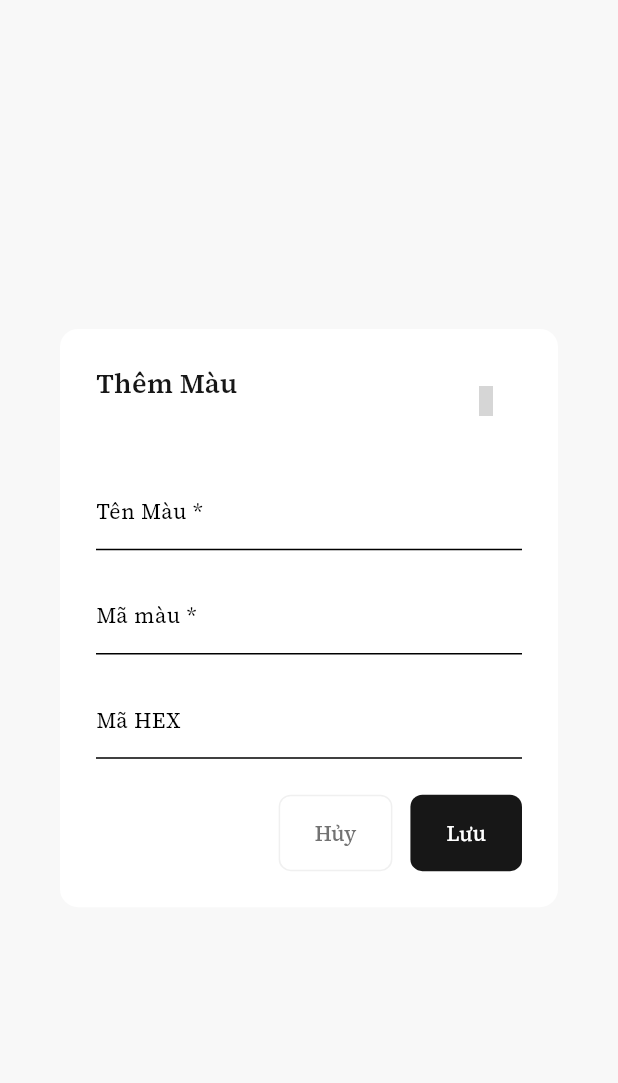
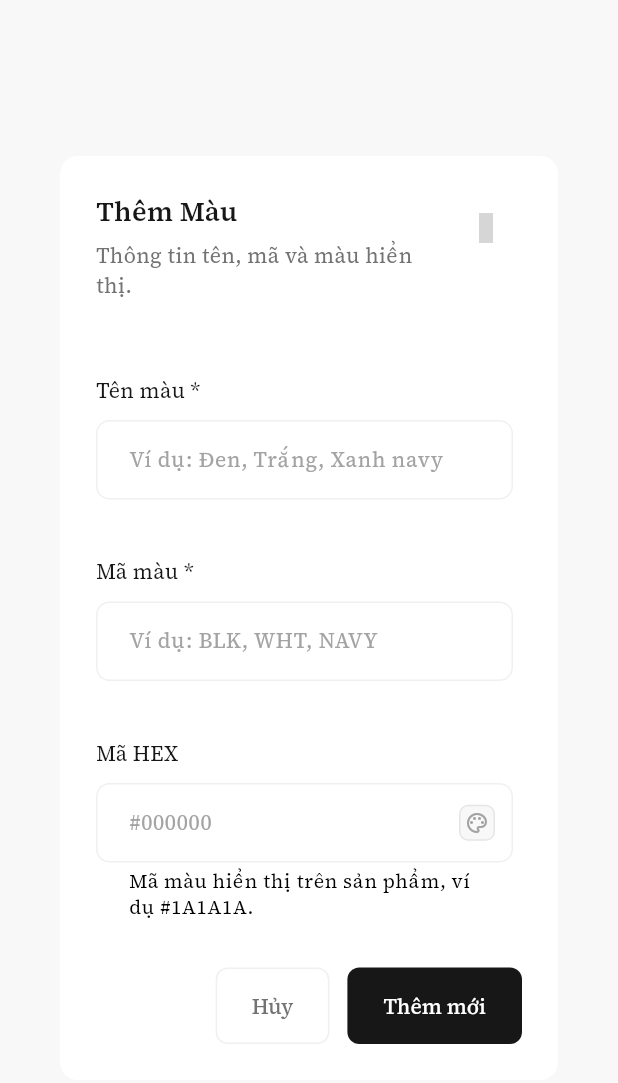
Before and after one commit to 345bc/fashionshop-store, a Flutter app: the AttributeFormDialog widget shown alone on an empty page, opened directly with empty values, on a phone screen of 412 x 824 dp. Shown: the top 1083 px of the screen. Run offline on Flutter 3.47's test engine with Material 3 defaults, Android fonts, the phone set to English and light mode, and no system bars; our stand-ins replace dio, file_picker, fl_chart, flutter_dotenv, fluttertoast, google_fonts and 3 more; missing offline and left inert: flutter_quill; accounts and stored records are empty; network calls fail; grey boxes are pictures that could not be loaded.

Commit message:
style(admin/attributes): refine color forms with live hex previews

```diff
--- a/frontend/admin_frontend/lib/features/product_attributes/presentation/dialogs/attribute_form_dialog.dart
+++ b/frontend/admin_frontend/lib/features/product_attributes/presentation/dialogs/attribute_form_dialog.dart
@@ -198,11 +198,17 @@ class _AttributeFormDialogState extends State<AttributeFormDialog> {
       title: widget.item == null
           ? 'Thêm ${widget.kind.singular}'
           : 'Chỉnh sửa ${widget.kind.singular}',
-      width: 560,
+      width: widget.kind == AttributeKind.color ? 720 : 560,
+      subtitle: widget.kind == AttributeKind.color
+          ? 'Thông tin tên, mã và màu hiển thị.'
+          : null,
+      confirmText: widget.item == null ? 'Thêm mới' : 'Lưu thay đổi',
       isLoading: _saving,
       onCancel: () => Navigator.of(context).pop(),
       onConfirm: _save,
-      content: Form(
+      content: widget.kind == AttributeKind.color
+          ? _buildColorForm(context)
+          : Form(
               key: _formKey,
               child: SingleChildScrollView(
                 child: Column(
@@ -212,7 +218,9 @@ class _AttributeFormDialogState extends State<AttributeFormDialog> {
                       TextFormField(
                         controller: _name,
                         textCapitalization: TextCapitalization.characters,
-                  inputFormatters: [LengthLimitingTextInputFormatter(100)],
+                        inputFormatters: [
+                          LengthLimitingTextInputFormatter(100),
+                        ],
                         decoration: const InputDecoration(
                           labelText: 'Size *',
                           hintText: 'Ví dụ: S, XL, 39 hoặc 39-40',
@@ -231,37 +239,6 @@ class _AttributeFormDialogState extends State<AttributeFormDialog> {
                         ),
                       ),
                     const SizedBox(height: 18),
-              if (widget.kind == AttributeKind.color) ...[
-                TextFormField(
-                  controller: _code,
-                  decoration: const InputDecoration(
-                    labelText: 'Mã màu *',
-                    hintText: 'BLK',
-                  ),
-                  validator: (value) {
-                    final text = value?.trim() ?? '';
-                    if (text.isEmpty) return 'Vui lòng nhập mã màu';
-                    return RegExp(r'^[A-Za-z0-9_-]{1,10}$').hasMatch(text)
-                        ? null
-                        : 'Tối đa 10 ký tự: chữ, số, _ hoặc -';
-                  },
-                ),
-                const SizedBox(height: 18),
-                TextFormField(
-                  controller: _hex,
-                  decoration: const InputDecoration(
-                    labelText: 'Mã HEX',
-                    hintText: '#000000',
-                  ),
-                  validator: (value) {
-                    final text = value?.trim() ?? '';
-                    return text.isEmpty ||
-                            RegExp(r'^#[0-9A-Fa-f]{6}$').hasMatch(text)
-                        ? null
-                        : 'Mã HEX phải có dạng #RRGGBB';
-                  },
-                ),
-              ],
                     if (widget.kind == AttributeKind.size)
                       TextFormField(
                         controller: _order,
@@ -281,8 +258,9 @@ class _AttributeFormDialogState extends State<AttributeFormDialog> {
                         controller: _description,
                         maxLines: 3,
                         decoration: const InputDecoration(labelText: 'Mô tả'),
-                  validator: (value) =>
-                      (value?.length ?? 0) > 500 ? 'Tối đa 500 ký tự' : null,
+                        validator: (value) => (value?.length ?? 0) > 500
+                            ? 'Tối đa 500 ký tự'
+                            : null,
                       ),
                       const SizedBox(height: 18),
                       const Text(
@@ -351,4 +329,153 @@ class _AttributeFormDialogState extends State<AttributeFormDialog> {
             ),
     );
   }
+
+  Widget _buildColorForm(BuildContext context) {
+    return Theme(
+      data: Theme.of(context).copyWith(
+        inputDecorationTheme: InputDecorationTheme(
+          filled: true,
+          fillColor: Colors.white,
+          hintStyle: const TextStyle(color: AppTheme.textMuted),
+          contentPadding: const EdgeInsets.symmetric(
+            horizontal: 18,
+            vertical: 16,
+          ),
+          border: OutlineInputBorder(borderRadius: BorderRadius.circular(9)),
+          enabledBorder: OutlineInputBorder(
+            borderRadius: BorderRadius.circular(9),
+            borderSide: const BorderSide(color: AppTheme.borderLight),
+          ),
+          focusedBorder: OutlineInputBorder(
+            borderRadius: BorderRadius.circular(9),
+            borderSide: const BorderSide(color: AppTheme.primary),
+          ),
+        ),
+      ),
+      child: AbsorbPointer(
+        absorbing: _saving,
+        child: Form(
+          key: _formKey,
+          child: SingleChildScrollView(
+            padding: const EdgeInsets.only(top: 12, right: 6, bottom: 8),
+            child: Column(
+              crossAxisAlignment: CrossAxisAlignment.stretch,
+              children: [
+                _colorRow(
+                  'Tên màu *',
+                  TextFormField(
+                    controller: _name,
+                    decoration: const InputDecoration(
+                      hintText: 'Ví dụ: Đen, Trắng, Xanh navy',
+                    ),
+                    validator: (value) => _required(value, 50),
+                  ),
+                ),
+                const SizedBox(height: 24),
+                _colorRow(
+                  'Mã màu *',
+                  TextFormField(
+                    controller: _code,
+                    textCapitalization: TextCapitalization.characters,
+                    decoration: const InputDecoration(
+                      hintText: 'Ví dụ: BLK, WHT, NAVY',
+                    ),
+                    validator: (value) {
+                      final text = value?.trim() ?? '';
+                      if (text.isEmpty) return 'Vui lòng nhập mã màu';
+                      return RegExp(r'^[A-Za-z0-9_-]{1,10}$').hasMatch(text)
+                          ? null
+                          : 'Tối đa 10 ký tự: chữ, số, _ hoặc -';
+                    },
+                  ),
+                ),
+                const SizedBox(height: 24),
+                _colorRow(
+                  'Mã HEX',
+                  ValueListenableBuilder<TextEditingValue>(
+                    valueListenable: _hex,
+                    builder: (context, value, _) {
+                      final valid = RegExp(r'^#[0-9A-Fa-f]{6}$')
+                          .hasMatch(value.text.trim());
+                      final color = valid
+                          ? Color(
+                              int.parse(
+                                'FF${value.text.trim().substring(1)}',
+                                radix: 16,
+                              ),
+                            )
+                          : null;
+                      return TextFormField(
+                        controller: _hex,
+                        textCapitalization: TextCapitalization.characters,
+                        decoration: InputDecoration(
+                          hintText: '#000000',
+                          helperText:
+                              'Mã màu hiển thị trên sản phẩm, ví dụ #1A1A1A.',
+                          helperMaxLines: 2,
+                          suffixIcon: Padding(
+                            padding: const EdgeInsets.all(12),
+                            child: Container(
+                              width: 24,
+                              height: 24,
+                              decoration: BoxDecoration(
+                                color: color ?? AppTheme.surface,
+                                borderRadius: BorderRadius.circular(6),
+                                border: Border.all(color: AppTheme.border),
+                              ),
+                              child: color == null
+                                  ? const Icon(
+                                      Icons.palette_outlined,
+                                      size: 16,
+                                      color: AppTheme.textMuted,
+                                    )
+                                  : null,
+                            ),
+                          ),
+                        ),
+                        validator: (value) {
+                          final text = value?.trim() ?? '';
+                          return text.isEmpty ||
+                                  RegExp(r'^#[0-9A-Fa-f]{6}$').hasMatch(text)
+                              ? null
+                              : 'Mã HEX phải có dạng #RRGGBB';
+                        },
+                      );
+                    },
+                  ),
+                ),
+              ],
+            ),
+          ),
+        ),
+      ),
+    );
   }
+
+  Widget _colorRow(String label, Widget field) {
+    return LayoutBuilder(
+      builder: (context, constraints) {
+        final title = Padding(
+          padding: const EdgeInsets.only(top: 14),
+          child: Text(
+            label,
+            style: const TextStyle(fontSize: 14, color: AppTheme.text),
+          ),
+        );
+        if (constraints.maxWidth < 560) {
+          return Column(
+            crossAxisAlignment: CrossAxisAlignment.stretch,
+            children: [title, const SizedBox(height: 10), field],
+          );
+        }
+        return Row(
+          crossAxisAlignment: CrossAxisAlignment.start,
+          children: [
+            SizedBox(width: 190, child: title),
+            Expanded(child: field),
+          ],
+        );
+      },
+    );
+  }
+}
```
Lines whose indentation alone changed are shown as unchanged.
